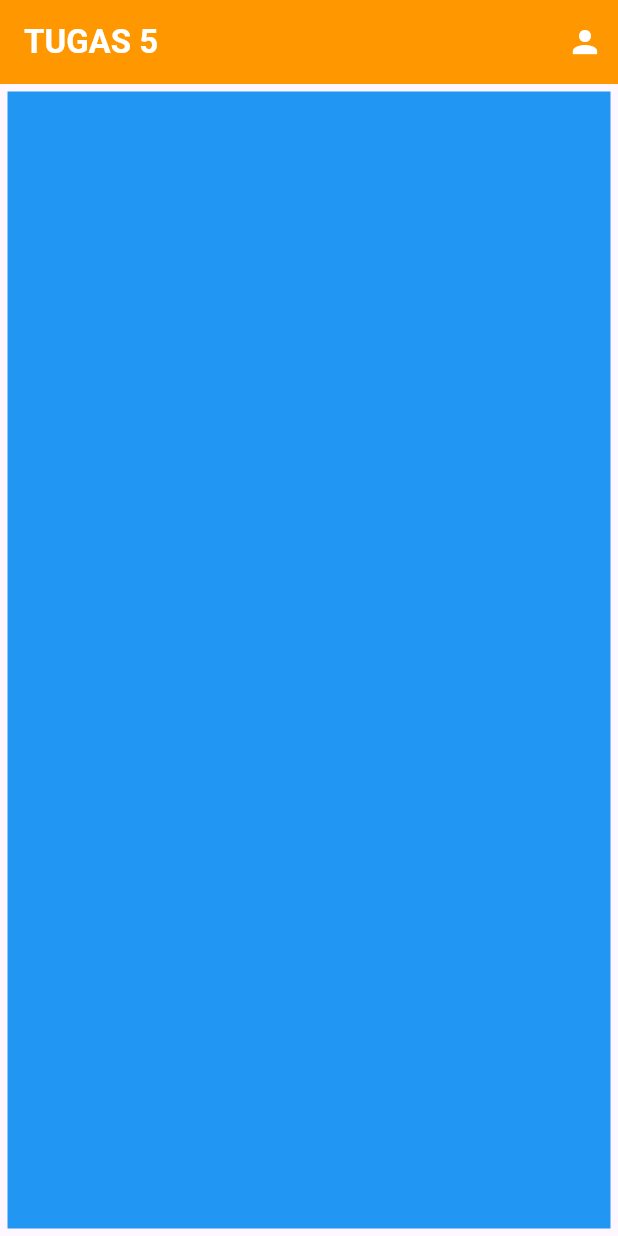
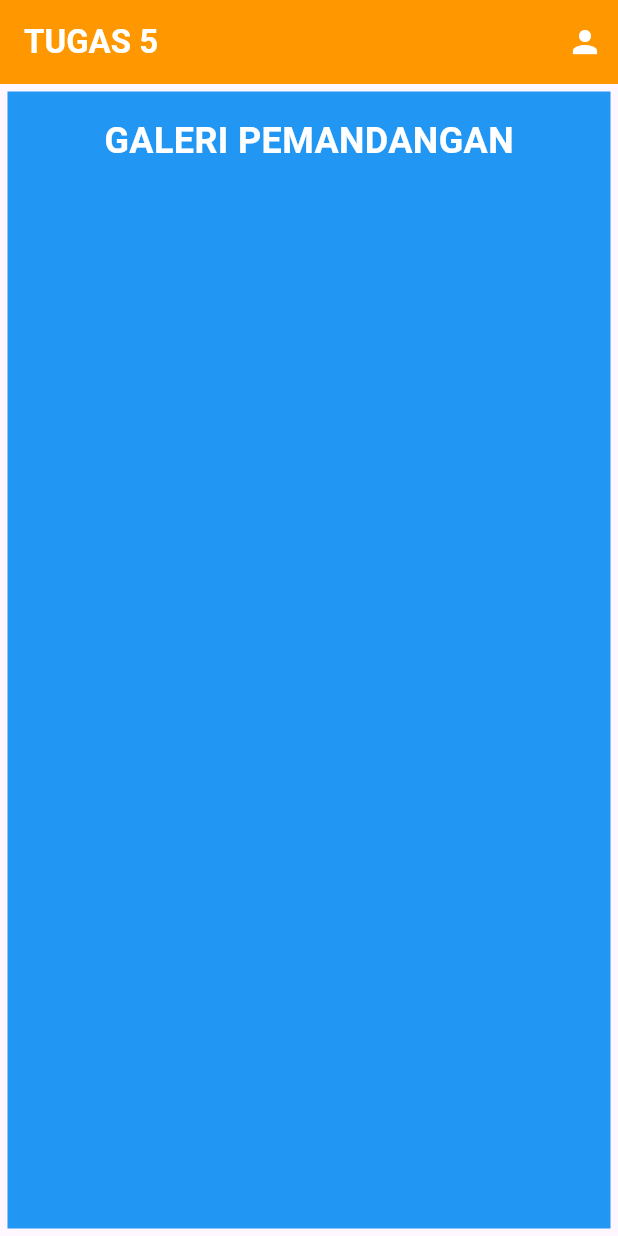
Before and after one commit to Krisno-Gatsusan/tugas_week_5_1125170077, a Flutter app: the screen it shows after launch, on a phone screen of 412 x 824 dp. Run offline on Flutter 3.47's test engine with Material 3 defaults, Android fonts, the phone set to English and light mode, and no system bars.

Commit message:
buat teks dan aligment untuk foto

```diff
--- a/lib/main.dart
+++ b/lib/main.dart
@@ -39,9 +39,24 @@
         ],
       ),
       body: Container(
+        margin: EdgeInsets.fromLTRB(5, 5, 5, 5),
         alignment: Alignment.center,
-        margin: EdgeInsets.fromLTRB(5, 5, 5, 5),
-        decoration: BoxDecoration(color: Colors.blue),
+        color: Colors.blue,
+        padding: const EdgeInsets.all(16),
+        child: Column(
+          crossAxisAlignment: CrossAxisAlignment.center,
+          children: [
+            const Text(
+              "GALERI PEMANDANGAN",
+              style: TextStyle(
+                fontSize: 24,
+                fontWeight: FontWeight.bold,
+                color: Colors.white,
+              ),
+            ),
+            const SizedBox(height: 20),
+          ],
+        ),
       ),
     );
   }
```
